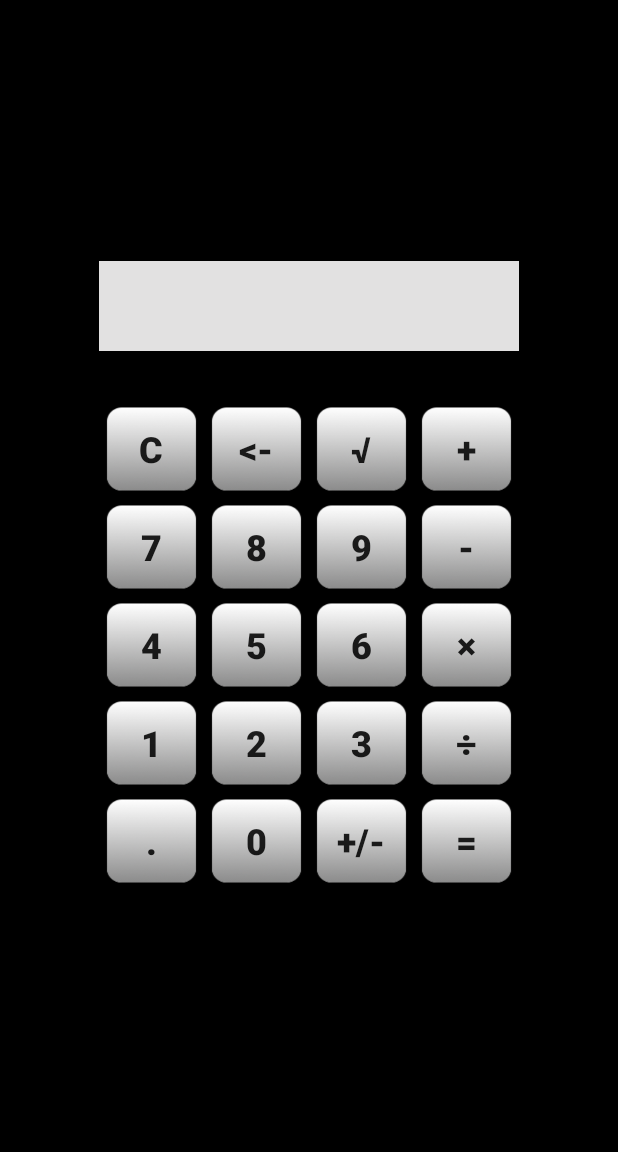
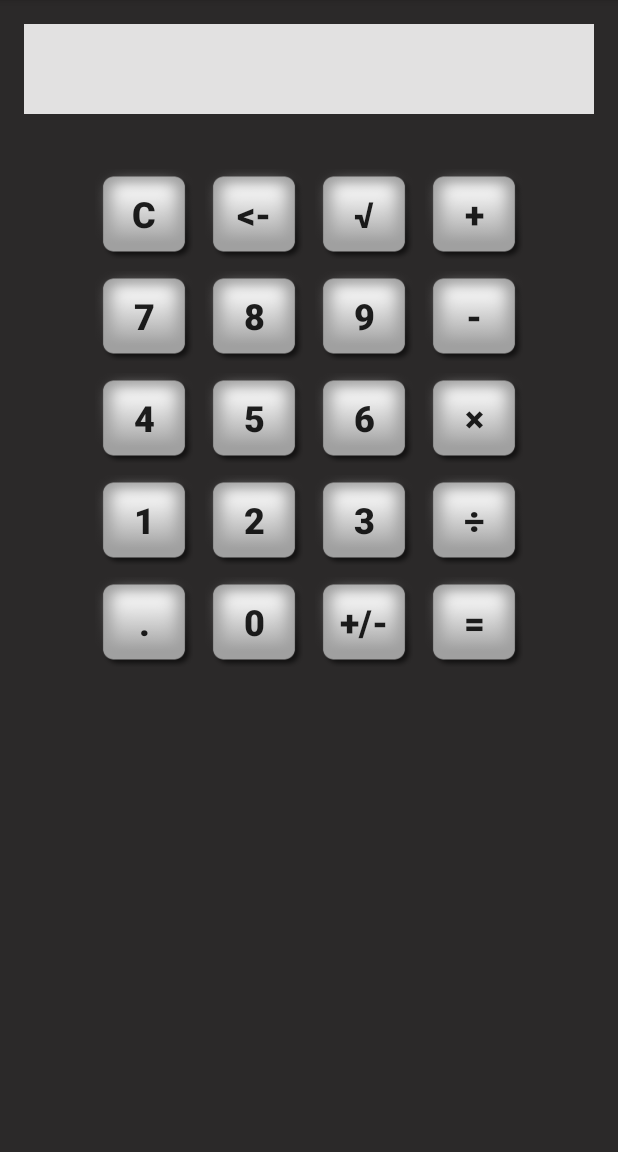
Before and after one commit to szczypiorofix/kalkulator-android, an Android app: the screen it shows after launch (MainActivity), on a phone screen of 412 x 824 dp, the part 84-1236 px from its top. Run offline under Robolectric (Android 15) with nearby library versions, the phone set to English and light mode, and no system bars.

Commit message:
Buttony i zmiany w wiekościach.

```diff
--- a/app/src/main/res/layout/activity_main.xml
+++ b/app/src/main/res/layout/activity_main.xml
@@ -8,12 +8,12 @@
     android:paddingRight="@dimen/activity_horizontal_margin"
     android:paddingTop="@dimen/activity_vertical_margin"
     tools:context="com.example.piotrek.kalkulator.MainActivity"
-    android:background="#000000">
+    android:background="#2b2929">
 
     <LinearLayout
         android:orientation="vertical"
-        android:layout_width="wrap_content"
-        android:layout_height="wrap_content"
+        android:layout_width="fill_parent"
+        android:layout_height="fill_parent"
         android:layout_centerVertical="true"
         android:layout_centerHorizontal="true"
         android:layout_alignParentRight="false"
@@ -47,309 +47,191 @@
             android:columnCount="4"
             android:rowCount="5"
             android:rowOrderPreserved="false"
-            android:useDefaultMargins="false"
+            android:useDefaultMargins="true"
             android:orientation="horizontal">
 
-            <LinearLayout
-                android:orientation="horizontal"
-                android:layout_width="wrap_content"
-                android:layout_height="wrap_content">
 
             <Button
-                    android:layout_width="70dp"
-                    android:layout_height="65dp"
+                android:layout_width="@dimen/button_width"
+                android:layout_height="@dimen/button_height"
                 android:text="@string/bsC"
                 android:id="@+id/bC"
                 android:textStyle="bold"
                 android:background="@drawable/calcbutton"
                 android:textSize="24sp"/>
-            </LinearLayout>
-
-            <LinearLayout
-                android:orientation="horizontal"
-                android:layout_width="wrap_content"
-                android:layout_height="wrap_content">
 
             <Button
-                    android:layout_width="70dp"
-                    android:layout_height="65dp"
+                android:layout_width="@dimen/button_width"
+                android:layout_height="@dimen/button_height"
                 android:text="@string/bsBack"
                 android:id="@+id/bBack"
                 android:textStyle="bold"
                 android:background="@drawable/calcbutton"
                 android:textSize="24sp" />
-            </LinearLayout>
-
-            <LinearLayout
-                android:orientation="horizontal"
-                android:layout_width="wrap_content"
-                android:layout_height="wrap_content">
 
             <Button
-                    android:layout_width="70dp"
-                    android:layout_height="65dp"
+                android:layout_width="@dimen/button_width"
+                android:layout_height="@dimen/button_height"
                 android:text="@string/bsSqrt"
                 android:id="@+id/bSqrt"
                 android:textStyle="bold"
                 android:background="@drawable/calcbutton"
                 android:textSize="24sp"/>
-            </LinearLayout>
-
-
-            <LinearLayout
-                android:orientation="horizontal"
-                android:layout_width="wrap_content"
-                android:layout_height="wrap_content">
 
             <Button
-                    android:layout_width="70dp"
-                    android:layout_height="65dp"
+                android:layout_width="@dimen/button_width"
+                android:layout_height="@dimen/button_height"
                 android:text="@string/bsDodaj"
                 android:id="@+id/bDodaj"
                 android:textStyle="bold"
                 android:background="@drawable/calcbutton"
                 android:textSize="24sp" />
-            </LinearLayout>
 
-            <LinearLayout
-                android:orientation="horizontal"
-                android:layout_width="wrap_content"
-                android:layout_height="wrap_content">
+
 
             <Button
-                    android:layout_width="70dp"
-                    android:layout_height="65dp"
+                android:layout_width="@dimen/button_width"
+                android:layout_height="@dimen/button_height"
                 android:text="@string/bs7"
                 android:id="@+id/b7"
                 android:textStyle="bold"
                 android:background="@drawable/calcbutton"
                 android:textSize="24sp"/>
-            </LinearLayout>
-
-            <LinearLayout
-                android:orientation="horizontal"
-                android:layout_width="wrap_content"
-                android:layout_height="wrap_content">
 
             <Button
-                    android:layout_width="70dp"
-                    android:layout_height="65dp"
+                android:layout_width="@dimen/button_width"
+                android:layout_height="@dimen/button_height"
                 android:text="@string/bs8"
                 android:id="@+id/b8"
                 android:textStyle="bold"
                 android:background="@drawable/calcbutton"
                 android:textSize="24sp"/>
-            </LinearLayout>
-
-            <LinearLayout
-                android:orientation="horizontal"
-                android:layout_width="wrap_content"
-                android:layout_height="wrap_content">
 
             <Button
-                    android:layout_width="70dp"
-                    android:layout_height="65dp"
+                android:layout_width="@dimen/button_width"
+                android:layout_height="@dimen/button_height"
                 android:text="@string/bs9"
                 android:id="@+id/b9"
                 android:textStyle="bold"
                 android:background="@drawable/calcbutton"
                 android:textSize="24sp"/>
-            </LinearLayout>
-
-            <LinearLayout
-                android:orientation="horizontal"
-                android:layout_width="wrap_content"
-                android:layout_height="wrap_content">
 
             <Button
-                    android:layout_width="70dp"
-                    android:layout_height="65dp"
+                android:layout_width="@dimen/button_width"
+                android:layout_height="@dimen/button_height"
                 android:text="@string/bsOdejmij"
                 android:id="@+id/bOdejmij"
                 android:textStyle="bold"
                 android:background="@drawable/calcbutton"
                 android:textSize="24sp"/>
-            </LinearLayout>
-
-            <LinearLayout
-                android:orientation="horizontal"
-                android:layout_width="wrap_content"
-                android:layout_height="wrap_content">
 
             <Button
-                    android:layout_width="70dp"
-                    android:layout_height="65dp"
+                android:layout_width="@dimen/button_width"
+                android:layout_height="@dimen/button_height"
                 android:text="@string/bs4"
                 android:id="@+id/b4"
                 android:textStyle="bold"
                 android:background="@drawable/calcbutton"
                 android:textSize="24sp"/>
-            </LinearLayout>
-
-            <LinearLayout
-                android:orientation="horizontal"
-                android:layout_width="wrap_content"
-                android:layout_height="wrap_content">
 
             <Button
-                    android:layout_width="70dp"
-                    android:layout_height="65dp"
+                android:layout_width="@dimen/button_width"
+                android:layout_height="@dimen/button_height"
                 android:text="@string/bs5"
                 android:id="@+id/b5"
                 android:textStyle="bold"
                 android:background="@drawable/calcbutton"
                 android:textSize="24sp"/>
-            </LinearLayout>
-
-            <LinearLayout
-                android:orientation="horizontal"
-                android:layout_width="wrap_content"
-                android:layout_height="wrap_content">
 
             <Button
-                    android:layout_width="70dp"
-                    android:layout_height="65dp"
+                android:layout_width="@dimen/button_width"
+                android:layout_height="@dimen/button_height"
                 android:text="@string/bs6"
                 android:id="@+id/b6"
                 android:textStyle="bold"
                 android:background="@drawable/calcbutton"
                 android:textSize="24sp"/>
-            </LinearLayout>
-
-            <LinearLayout
-                android:orientation="horizontal"
-                android:layout_width="wrap_content"
-                android:layout_height="wrap_content">
 
             <Button
-                    android:layout_width="70dp"
-                    android:layout_height="65dp"
+                android:layout_width="@dimen/button_width"
+                android:layout_height="@dimen/button_height"
                 android:text="@string/bsPomnoz"
                 android:id="@+id/bPomnoz"
                 android:textStyle="bold"
                 android:background="@drawable/calcbutton"
                 android:textSize="24sp"/>
-            </LinearLayout>
-
-            <LinearLayout
-                android:orientation="horizontal"
-                android:layout_width="wrap_content"
-                android:layout_height="wrap_content">
 
             <Button
-                    android:layout_width="70dp"
-                    android:layout_height="65dp"
+                android:layout_width="@dimen/button_width"
+                android:layout_height="@dimen/button_height"
                 android:id="@+id/b1"
                 android:text="@string/bs1"
                 android:textStyle="bold"
                 android:background="@drawable/calcbutton"
                 android:textSize="24sp"/>
-            </LinearLayout>
-
-            <LinearLayout
-                android:orientation="horizontal"
-                android:layout_width="wrap_content"
-                android:layout_height="wrap_content">
 
             <Button
-                    android:layout_width="70dp"
-                    android:layout_height="65dp"
+                android:layout_width="@dimen/button_width"
+                android:layout_height="@dimen/button_height"
                 android:text="@string/bs2"
                 android:id="@+id/b2"
                 android:textStyle="bold"
                 android:background="@drawable/calcbutton"
                 android:textSize="24sp"/>
-            </LinearLayout>
-
-            <LinearLayout
-                android:orientation="horizontal"
-                android:layout_width="wrap_content"
-                android:layout_height="wrap_content">
 
             <Button
-                    android:layout_width="70dp"
-                    android:layout_height="65dp"
+                android:layout_width="@dimen/button_width"
+                android:layout_height="@dimen/button_height"
                 android:text="@string/bs3"
                 android:id="@+id/b3"
                 android:textStyle="bold"
                 android:background="@drawable/calcbutton"
                 android:textSize="24sp"/>
-            </LinearLayout>
-
-            <LinearLayout
-                android:orientation="horizontal"
-                android:layout_width="wrap_content"
-                android:layout_height="wrap_content">
 
             <Button
-                    android:layout_width="70dp"
-                    android:layout_height="65dp"
+                android:layout_width="@dimen/button_width"
+                android:layout_height="@dimen/button_height"
                 android:text="@string/bsPodziel"
                 android:id="@+id/bPodziel"
                 android:textStyle="bold"
                 android:background="@drawable/calcbutton"
                 android:textSize="24sp"/>
-            </LinearLayout>
-
-            <LinearLayout
-                android:orientation="horizontal"
-                android:layout_width="wrap_content"
-                android:layout_height="wrap_content">
 
             <Button
-                    android:layout_width="70dp"
-                    android:layout_height="65dp"
+                android:layout_width="@dimen/button_width"
+                android:layout_height="@dimen/button_height"
                 android:text="@string/bsPrzecinek"
                 android:id="@+id/bPrzecinek"
                 android:textStyle="bold"
                 android:background="@drawable/calcbutton"
                 android:textSize="24sp"/>
-            </LinearLayout>
-
-            <LinearLayout
-                android:orientation="horizontal"
-                android:layout_width="wrap_content"
-                android:layout_height="wrap_content">
 
             <Button
-                    android:layout_width="70dp"
-                    android:layout_height="65dp"
+                android:layout_width="@dimen/button_width"
+                android:layout_height="@dimen/button_height"
                 android:text="@string/bs0"
                 android:id="@+id/b0"
                 android:textStyle="bold"
                 android:background="@drawable/calcbutton"
                 android:textSize="24sp"/>
-            </LinearLayout>
-
-            <LinearLayout
-                android:orientation="horizontal"
-                android:layout_width="wrap_content"
-                android:layout_height="wrap_content">
 
             <Button
-                    android:layout_width="70dp"
-                    android:layout_height="65dp"
+                android:layout_width="@dimen/button_width"
+                android:layout_height="@dimen/button_height"
                 android:text="@string/bsPlusMinus"
                 android:id="@+id/bPlusMinus"
                 android:textStyle="bold"
                 android:background="@drawable/calcbutton"
                 android:textSize="24sp"/>
-            </LinearLayout>
-
-            <LinearLayout
-                android:orientation="horizontal"
-                android:layout_width="wrap_content"
-                android:layout_height="wrap_content">
 
             <Button
-                    android:layout_width="70dp"
-                    android:layout_height="65dp"
+                android:layout_width="@dimen/button_width"
+                android:layout_height="@dimen/button_height"
                 android:text="@string/bsRownaSie"
                 android:id="@+id/bRownaSie"
                 android:textStyle="bold"
                 android:background="@drawable/calcbutton"
                 android:textSize="24sp"/>
-            </LinearLayout>
 
         </GridLayout>
     </LinearLayout>
--- a/app/src/main/res/values/dimens.xml
+++ b/app/src/main/res/values/dimens.xml
@@ -2,4 +2,6 @@
     <!-- Default screen margins, per the Android Design guidelines. -->
     <dimen name="activity_horizontal_margin">16dp</dimen>
     <dimen name="activity_vertical_margin">16dp</dimen>
+    <dimen name="button_width">65dp</dimen>
+    <dimen name="button_height">60dp</dimen>
 </resources>
```
Also changed, not shown: app/src/main/calcbutton.png, app/src/main/ic_launcher-web.png, app/src/main/ikona.png, app/src/main/res/drawable/calcbutton.png, app/src/main/res/mipmap-hdpi/ic_launcher.png, app/src/main/res/mipmap-mdpi/ic_launcher.png, app/src/main/res/mipmap-xhdpi/ic_launcher.png, app/src/main/res/mipmap-xxhdpi/ic_launcher.png, app/src/main/res/mipmap-xxxhdpi/ic_launcher.png, 2 other files. Lines whose indentation alone changed are shown as unchanged.
